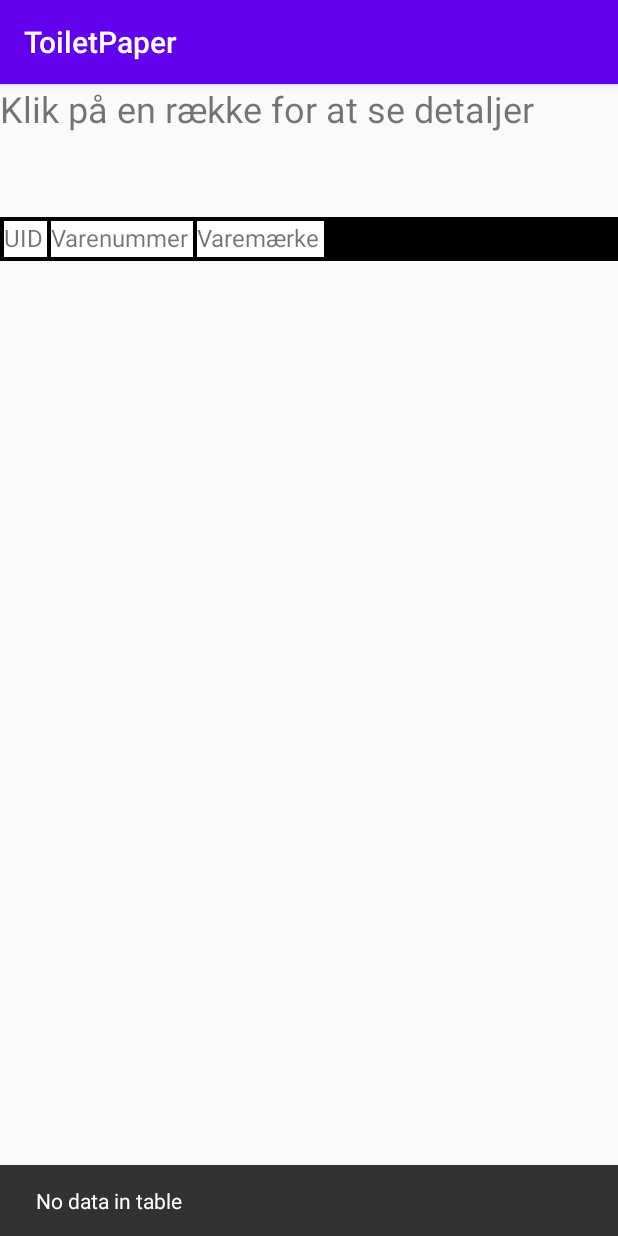
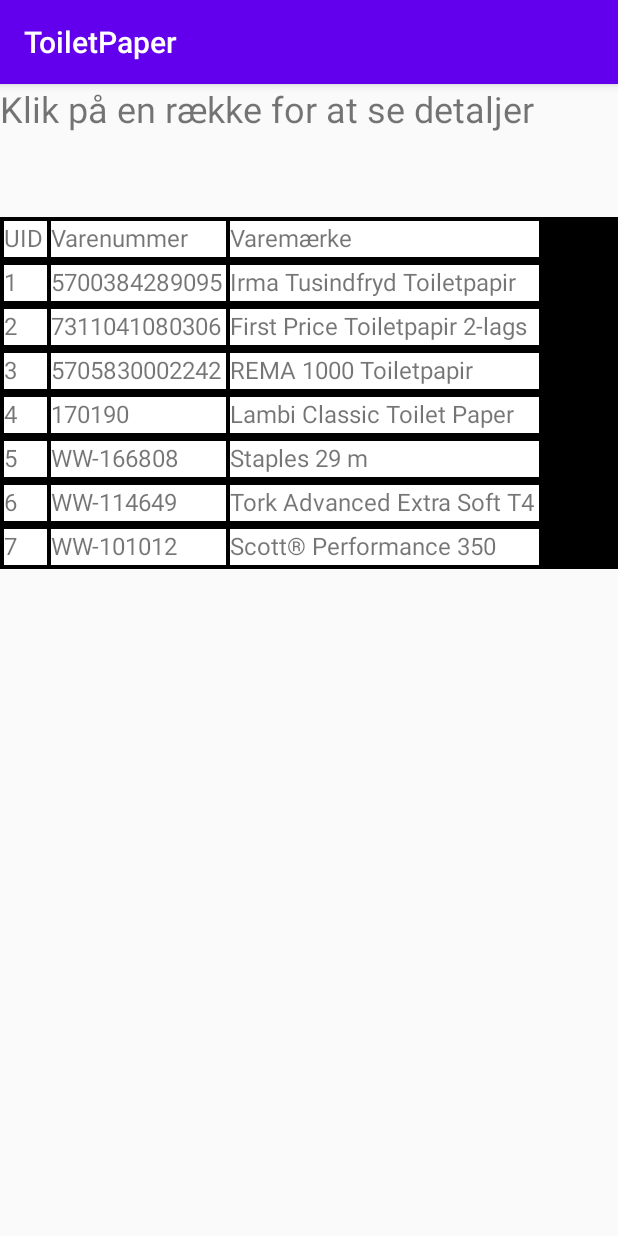
Before and after one commit to MichaelErichsen/ToiletPaper, an Android app: the fragment ProductFragment shown on its own in the app's theme, on a phone screen of 412 x 824 dp. Run offline under Robolectric (Android 15) with nearby library versions, the phone set to English and light mode, and no system bars.

Commit message:
Create tables if not exist at initial load

```diff
--- a/app/src/main/java/net/myerichsen/toiletpaper/TPDbAdapter.java
+++ b/app/src/main/java/net/myerichsen/toiletpaper/TPDbAdapter.java
@@ -419,7 +419,7 @@ public class TPDbAdapter {
         private static final String CHAIN = "CHAIN";
 
         private static final int DATABASE_Version = 3;    // Database Version
-        private static final String CREATE_PRODUCT_TABLE = "CREATE TABLE " + TABLE_PRODUCT +
+        private static final String CREATE_PRODUCT_TABLE = "CREATE TABLE IF NOT EXISTS " + TABLE_PRODUCT +
                 " (" + UID + " INTEGER PRIMARY KEY AUTOINCREMENT, " +
                 LAYERS + " INTEGER, " +
                 PACKAGE_ROLLS + " INTEGER, " +
@@ -449,7 +449,7 @@ public class TPDbAdapter {
         private static final String DROP_PRODUCT_TABLE = "DROP TABLE IF EXISTS " + TABLE_PRODUCT;
 
 
-        private static final String CREATE_SUPPLIER_TABLE = "CREATE TABLE " + TABLE_SUPPLIER +
+        private static final String CREATE_SUPPLIER_TABLE = "CREATE TABLE IF NOT EXISTS " + TABLE_SUPPLIER +
                 " (" + SUPPLIER + " TEXT PRIMARY KEY, " +
                 CHAIN + " TEXT, " +
                 TIME_STAMP + " TEXT);";
@@ -506,15 +506,11 @@ public class TPDbAdapter {
          * Initial data load
          */
         private void loadInitialData() throws Exception {
-//            final String[] countColumn = {"COUNT(*)"};
-//            SupplierModel sm;
-//            ProductModel pm;
-
-
             try {
                 TPDbAdapter tpHelper = new TPDbAdapter(context);
-                SQLiteDatabase db = getReadableDatabase();
+                SQLiteDatabase db = getWritableDatabase();
 
+                onCreate(db);
 
                 Cursor cursor = db.query(TABLE_SUPPLIER, tpHelper.countColumn, null,
                         null, null, null, null, null);
```
Also changed, not shown: app/src/main/java/net/myerichsen/toiletpaper/SettingsActivity.java (+17 -9 lines).
